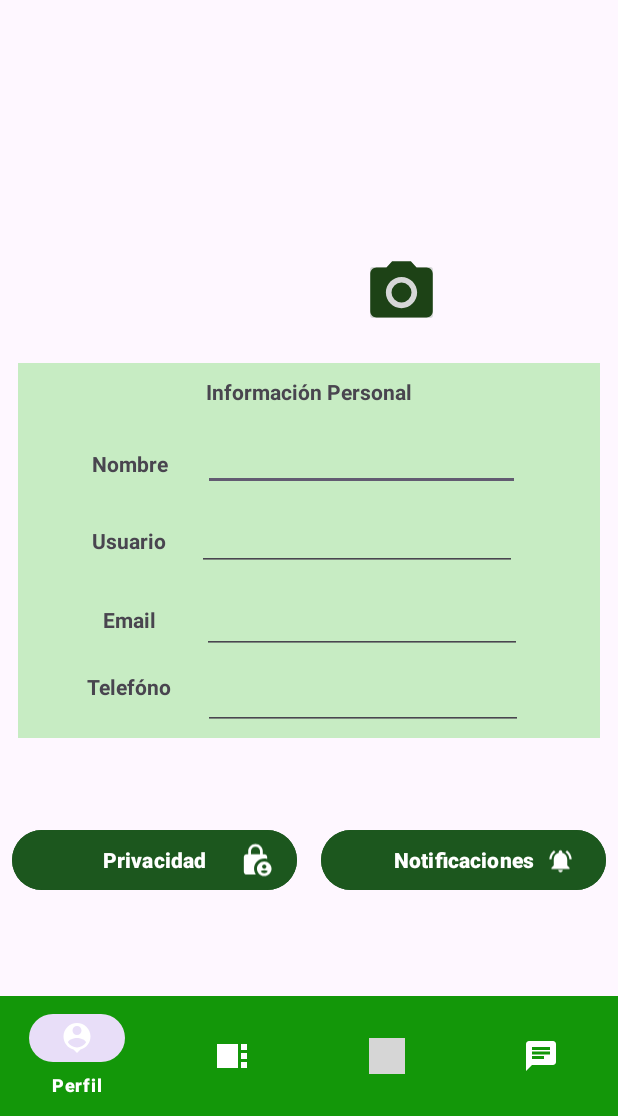
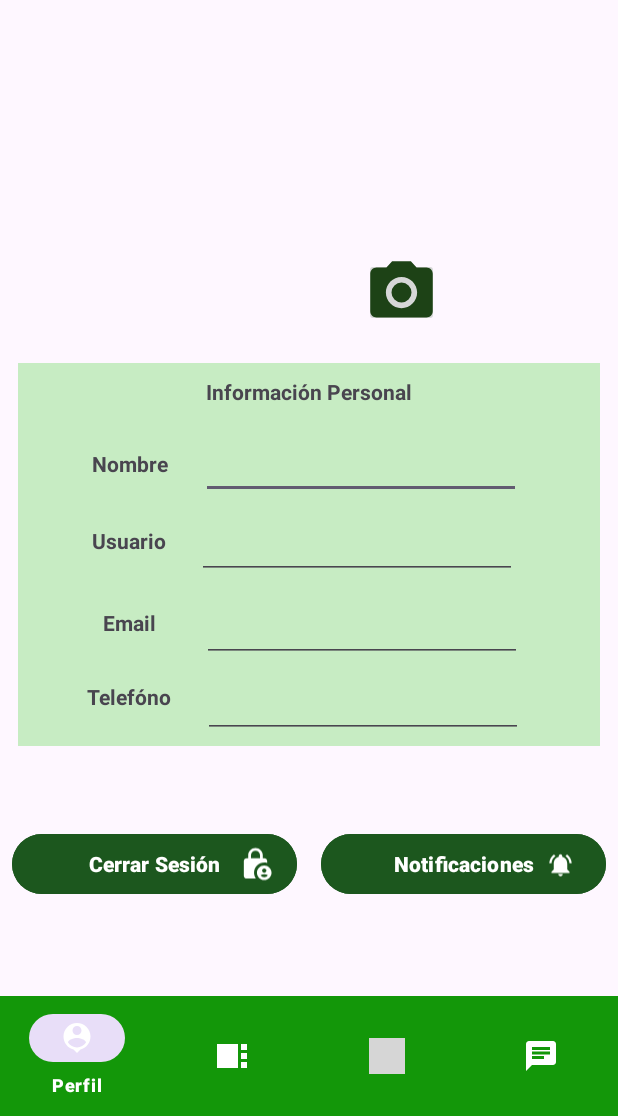
Before and after one commit to ICM2330/LifeCoach, an Android app: the ProfileActivity screen opened directly, with no data from a screen before it, on a phone screen of 412 x 824 dp, the part 120-1236 px from its top. Run offline under Robolectric (Android 15) with nearby library versions, the phone set to English and light mode, and no system bars; grey boxes are pictures that could not be loaded.

```diff
--- a/app/src/main/res/layout/activity_profile.xml
+++ b/app/src/main/res/layout/activity_profile.xml
@@ -101,7 +101,7 @@
             android:layout_width="wrap_content"
             android:layout_height="wrap_content"
             android:layout_marginStart="10dp"
-            android:layout_marginTop="33dp"
+            android:layout_marginTop="35dp"
             android:layout_marginEnd="250dp"
             android:text="Email"
             android:textAlignment="textStart"
@@ -115,7 +115,7 @@
             android:layout_width="wrap_content"
             android:layout_height="wrap_content"
             android:layout_marginStart="10dp"
-            android:layout_marginTop="25dp"
+            android:layout_marginTop="30dp"
             android:layout_marginEnd="250dp"
             android:text="Telefóno"
             android:textAlignment="textStart"
@@ -126,8 +126,8 @@
 
         <EditText
             android:id="@+id/nameProfile"
-            android:layout_width="211dp"
-            android:layout_height="40dp"
+            android:layout_width="wrap_content"
+            android:layout_height="wrap_content"
             android:layout_marginStart="50dp"
             android:layout_marginTop="40dp"
             android:ems="10"
@@ -194,7 +194,7 @@
         tools:ignore="SpeakableTextPresentCheck,TouchTargetSizeCheck" />
 
     <Button
-        android:id="@+id/privacyButtonProfile"
+        android:id="@+id/logOutButtonProfile"
         android:layout_width="0dp"
         android:layout_height="wrap_content"
         android:layout_marginStart="8dp"
@@ -203,7 +203,7 @@
         android:layout_marginBottom="21dp"
         android:backgroundTint="#1C571E"
         android:fontFamily="sans-serif-black"
-        android:text="Privacidad"
+        android:text="Cerrar Sesión"
         android:textStyle="normal|bold"
         app:layout_constraintBottom_toTopOf="@+id/bottomNavigationView"
         app:layout_constraintEnd_toStartOf="@+id/notificationsButtonProfile"
@@ -224,18 +224,18 @@
         android:textStyle="normal|bold"
         app:layout_constraintBottom_toTopOf="@+id/bottomNavigationView"
         app:layout_constraintEnd_toEndOf="parent"
-        app:layout_constraintStart_toEndOf="@+id/privacyButtonProfile"
+        app:layout_constraintStart_toEndOf="@+id/logOutButtonProfile"
         app:layout_constraintTop_toBottomOf="@+id/constraintLayout" />
 
     <ImageView
         android:id="@+id/imageView3"
         android:layout_width="23dp"
         android:layout_height="24dp"
-        app:layout_constraintBottom_toBottomOf="@+id/privacyButtonProfile"
-        app:layout_constraintEnd_toEndOf="@+id/privacyButtonProfile"
+        app:layout_constraintBottom_toBottomOf="@+id/logOutButtonProfile"
+        app:layout_constraintEnd_toEndOf="@+id/logOutButtonProfile"
         app:layout_constraintHorizontal_bias="0.908"
         app:layout_constraintStart_toStartOf="parent"
-        app:layout_constraintTop_toTopOf="@+id/privacyButtonProfile"
+        app:layout_constraintTop_toTopOf="@+id/logOutButtonProfile"
         app:srcCompat="@drawable/baseline_lock_person_24" />
 
     <ImageView
```
